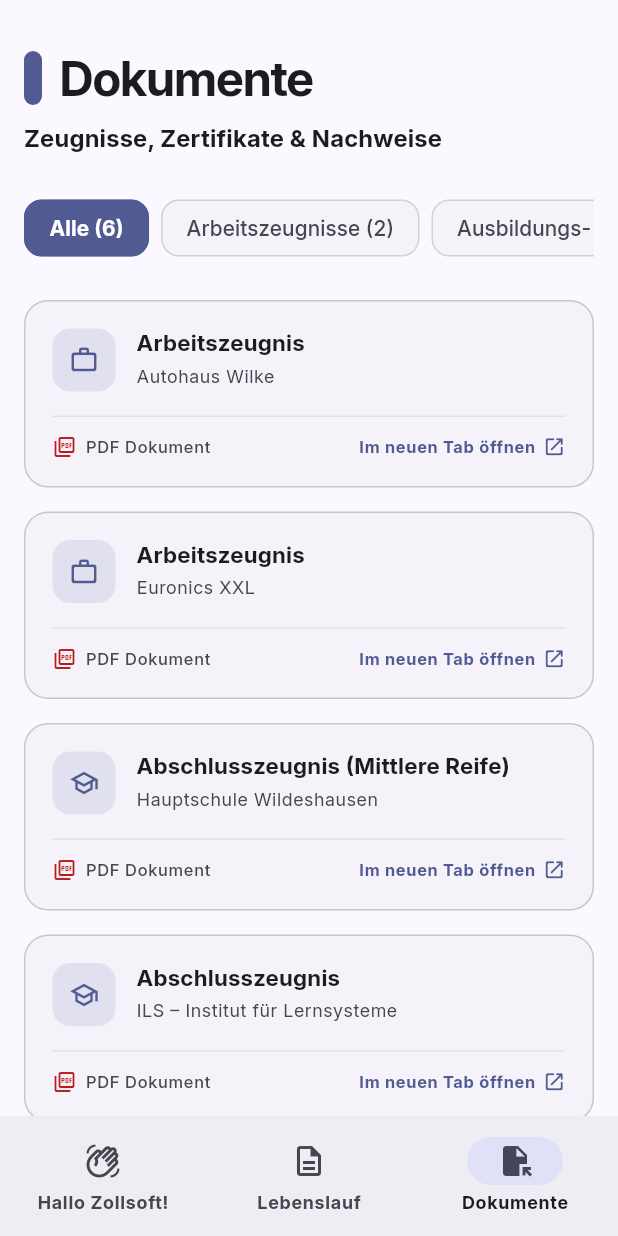
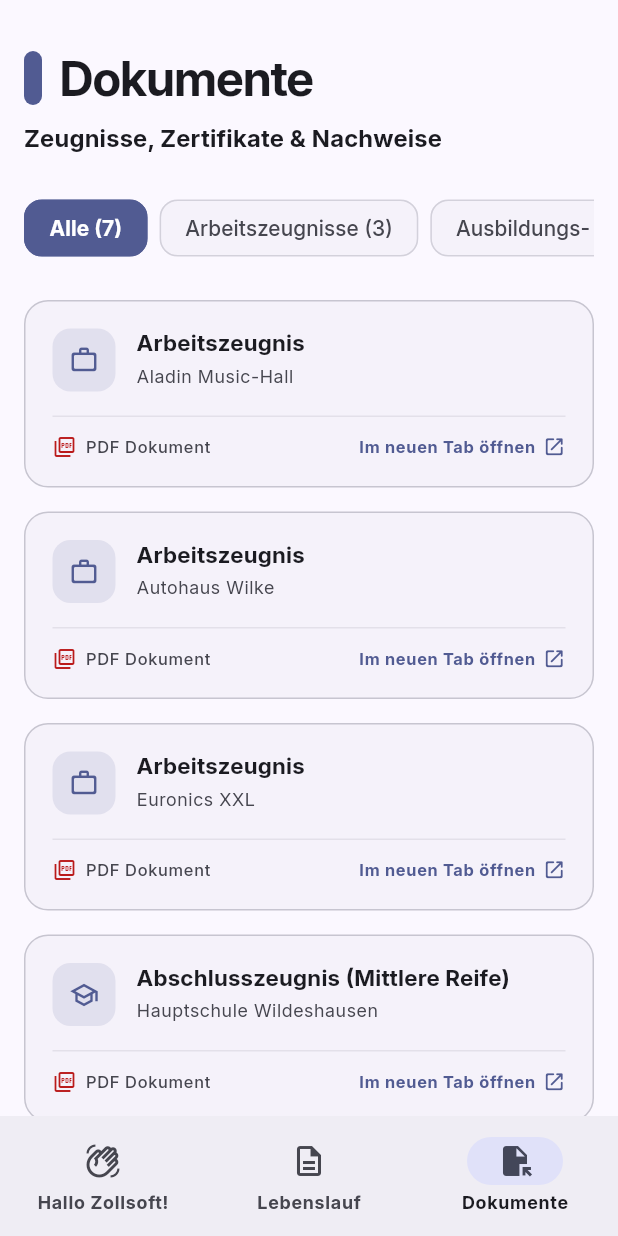
Before and after one commit to fynngerdes/bewerbung_zollsoft, a Flutter app: the screen it shows after launch, item 3 of the bottom bar chosen, on a phone screen of 412 x 824 dp. Run offline on Flutter 3.47's test engine with Material 3 defaults, Android fonts, the phone set to English and light mode, and no system bars; our stand-ins replace flutter_riverpod, go_router, riverpod_annotation; generated files the repository leaves out were written again; network calls fail.

Commit message:
feat: add Aladin Music-Hall employment record to documents data

```diff
--- a/lib/documents/data/documents_data.dart
+++ b/lib/documents/data/documents_data.dart
@@ -3,6 +3,12 @@
 abstract class DocumentsData {
   static const List<DocumentEntry> allDocuments = [
     // 1. Arbeitszeugnisse
+    DocumentEntry(
+      title: 'Arbeitszeugnis',
+      institution: 'Aladin Music-Hall',
+      category: DocumentCategory.employment,
+      assetPath: 'documents/Arbeitszeugnis-Aladin.pdf',
+    ),
     DocumentEntry(
       title: 'Arbeitszeugnis',
       institution: 'Autohaus Wilke',
```
Also changed, not shown: 1 other file.
